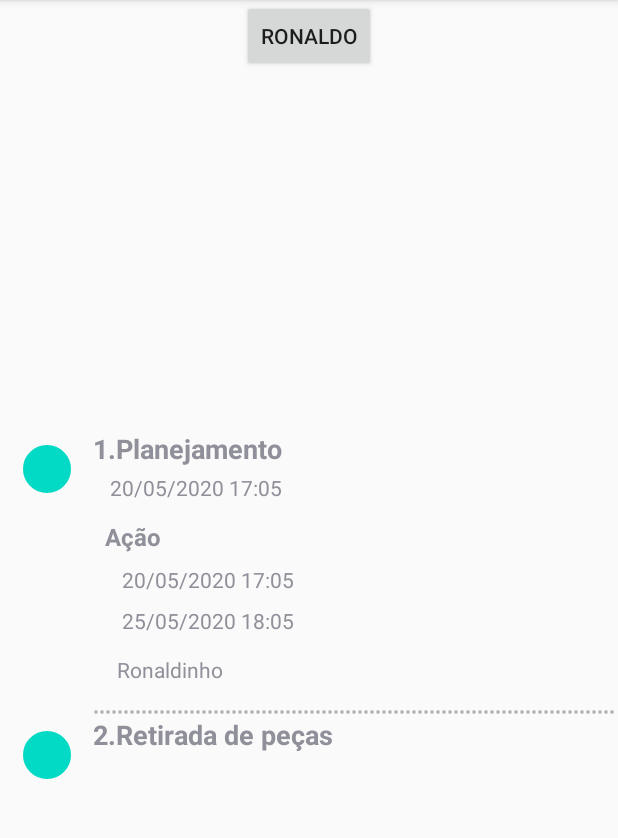
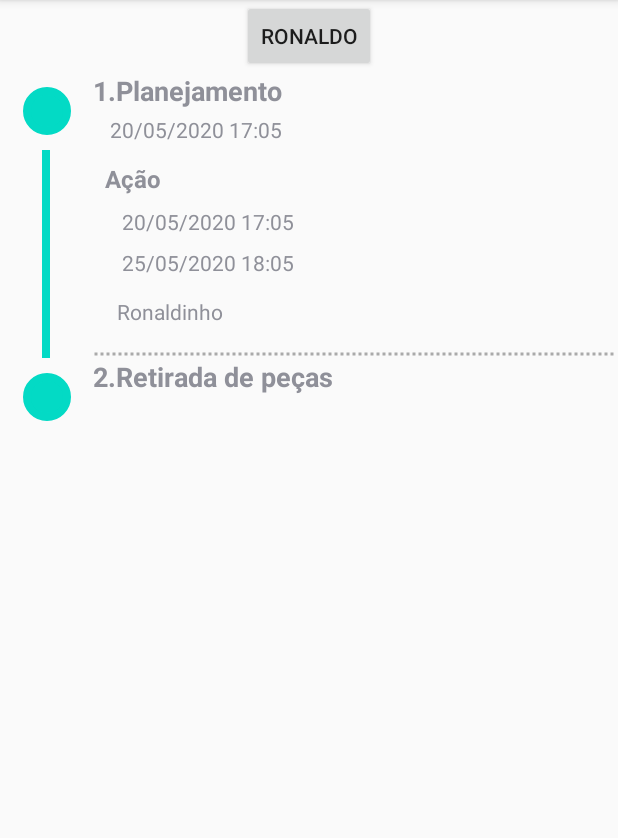
Before and after one commit to DanielLuche/TstStepperComponent, an Android app: the screen it shows after launch (MainActivity), after a tap on "1.Planejamento", on a phone screen of 412 x 824 dp, the part 84-922 px from its top. Run offline under Robolectric (Android 15) with nearby library versions, the phone set to English and light mode, and no system bars.

Commit message:
Correção linha dos layouts

```diff
--- a/app/src/main/res/layout/activity_main.xml
+++ b/app/src/main/res/layout/activity_main.xml
@@ -19,13 +19,13 @@
         android:id="@+id/main_rv"
         android:layout_width="0dp"
         android:layout_height="0dp"
+        app:layout_constraintBottom_toBottomOf="parent"
+        app:layout_constraintEnd_toEndOf="parent"
+        app:layout_constraintHeight_default="wrap"
+        app:layout_constraintStart_toStartOf="parent"
         app:layout_constraintTop_toBottomOf="@id/mainBtn"
-        app:layout_constraintBottom_toBottomOf="parent"
-        app:layout_constraintStart_toStartOf="parent"
-        app:layout_constraintEnd_toEndOf="parent"
+        app:layout_constraintVertical_bias="0.0"
         tools:itemCount="3"
-        tools:listitem="@layout/stepper_action_cell"
-        app:layout_constraintHeight_default="wrap"
-        />
+        tools:listitem="@layout/stepper_action_cell" />
 
 </android.support.constraint.ConstraintLayout>
--- a/app/src/main/res/layout/stepper_action_cell.xml
+++ b/app/src/main/res/layout/stepper_action_cell.xml
@@ -13,10 +13,8 @@
         android:background="@color/colorAccent"
         app:layout_constraintBottom_toBottomOf="parent"
         app:layout_constraintEnd_toStartOf="@+id/gl_start"
-        app:layout_constraintHeight_default="wrap"
         app:layout_constraintStart_toStartOf="parent"
-        app:layout_constraintTop_toTopOf="parent"
-        app:layout_constraintWidth_default="wrap" />
+        app:layout_constraintTop_toTopOf="parent" />
 
     <android.support.constraint.Guideline
         android:id="@+id/gl_start"
--- a/app/src/main/res/layout/stepper_checklist_cell.xml
+++ b/app/src/main/res/layout/stepper_checklist_cell.xml
@@ -13,10 +13,8 @@
         android:background="@color/colorAccent"
         app:layout_constraintBottom_toBottomOf="parent"
         app:layout_constraintEnd_toStartOf="@+id/gl_start"
-        app:layout_constraintHeight_default="wrap"
         app:layout_constraintStart_toStartOf="parent"
-        app:layout_constraintTop_toTopOf="parent"
-        app:layout_constraintWidth_default="wrap" />
+        app:layout_constraintTop_toTopOf="parent" />
 
     <android.support.constraint.Guideline
         android:id="@+id/gl_start"
--- a/app/src/main/res/layout/stepper_new_process_cell.xml
+++ b/app/src/main/res/layout/stepper_new_process_cell.xml
@@ -13,7 +13,6 @@
         android:background="@color/colorAccent"
         app:layout_constraintBottom_toBottomOf="parent"
         app:layout_constraintEnd_toStartOf="@+id/gl_start"
-        app:layout_constraintHeight_default="wrap"
         app:layout_constraintStart_toStartOf="parent"
         app:layout_constraintTop_toTopOf="parent"
         app:layout_constraintWidth_default="wrap" />
```
